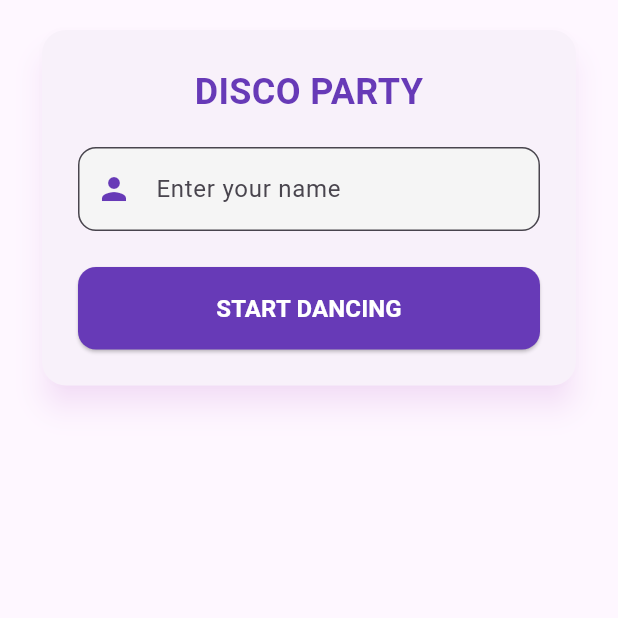
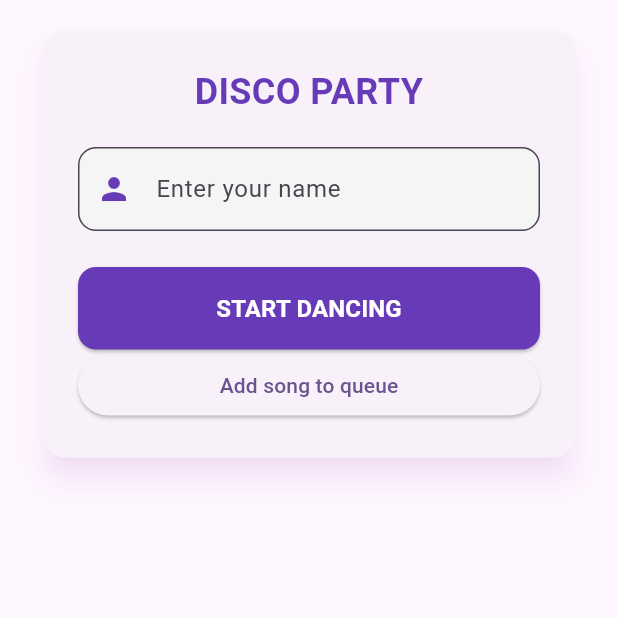
Before and after one commit to Sibrox/disco_party, a Flutter app: the screen it shows after launch, on a phone screen of 412 x 824 dp, the top half of it. Run offline on Flutter 3.47's test engine with Material 3 defaults, Android fonts, the phone set to English and light mode, and no system bars; our stand-ins replace firebase_core, firebase_database, flutter_dotenv; missing offline and left inert: dart:html; accounts and stored records are empty; statements that could not run were skipped.

Commit message:
feat: Implement `addSongToQueue` in `LandingPageLogic`. Add `Song` class in `user_infos.dart`

```diff
--- a/frontend/lib/models/user_infos.dart
+++ b/frontend/lib/models/user_infos.dart
@@ -1,19 +1,82 @@
+class Song {
+  String album;
+  String artist;
+  String image;
+  String name;
+  String uri;
+  List<int> votes;
+  String get id => uri.split(':')[2];
+
+  Song({
+    required this.album,
+    required this.artist,
+    required this.image,
+    required this.name,
+    required this.uri,
+    required this.votes,
+  });
+
+  toJson() {
+    var baseJson = {
+      'album': album,
+      'artist': artist,
+      'image': image,
+      'name': name,
+      'uri': uri,
+    };
+
+    return votes.isEmpty
+        ? baseJson
+        : {
+            ...baseJson,
+            'votes': votes,
+          };
+  }
+}
+
 class UserInfos {
+  String id;
   int credits;
   String name;
   String? team;
+  List<Song> songs;
 
   UserInfos({
+    required this.id,
     required this.credits,
     required this.name,
     this.team,
+    this.songs = const [],
   });
 
   toJson() {
     return {
+      'id': id,
       'credits': credits,
       'name': name,
       'team': team,
+      'songs': songs.map((song) => song.toJson()).toList(),
     };
   }
+
+  factory UserInfos.fromJson(Map<dynamic, dynamic> json) {
+    return UserInfos(
+      id: json['id'],
+      credits: json['credits'],
+      name: json['name'],
+      team: json['team'],
+      songs: json.containsKey('songs')
+          ? json['songs']
+              .map((song) => Song(
+                    album: song['album'],
+                    artist: song['artist'],
+                    image: song['image'],
+                    name: song['name'],
+                    uri: song['uri'],
+                    votes: song['votes'],
+                  ))
+              .toList()
+          : [],
+    );
+  }
 }
--- a/frontend/lib/widgets/landing_page.dart
+++ b/frontend/lib/widgets/landing_page.dart
@@ -1,4 +1,5 @@
 import 'package:disco_party/logics/landing_page.dart';
+import 'package:disco_party/models/user_infos.dart';
 import 'package:firebase_database/firebase_database.dart';
 import 'package:flutter/material.dart';
 import 'dart:html';
@@ -15,7 +16,7 @@ class _LandingPageState extends State<LandingPage> {
   late String url;
   final _formKey = GlobalKey<FormState>();
   final TextEditingController _nameController = TextEditingController();
-  final _discoPartRef = FirebaseDatabase.instance.ref('disco_party');
+  final _discoPartRef = FirebaseDatabase.instance.ref('disco_party/users');
   final LandingPageLogic logic = LandingPageLogic();
 
   @override
@@ -97,7 +98,7 @@ class _LandingPageState extends State<LandingPage> {
                             queryParams?['id'] != null) {
                           final String name = _nameController.text;
 
-                          logic.onClickEnterName(name, queryParams!['id']);
+                          logic.getOrCreateUserInfos(name, queryParams!['id']);
                         }
                       },
                       style: ElevatedButton.styleFrom(
@@ -114,6 +115,11 @@ class _LandingPageState extends State<LandingPage> {
                             fontSize: 16, fontWeight: FontWeight.bold),
                       ),
                     ),
+                    ElevatedButton(
+                        onPressed: () {
+                          logic.addSongToQueue(null);
+                        },
+                        child: const Text("Add song to queue")),
                   ],
                 ),
               ),
```
Also changed, not shown: frontend/lib/logics/landing_page.dart (+69 -9 lines).
